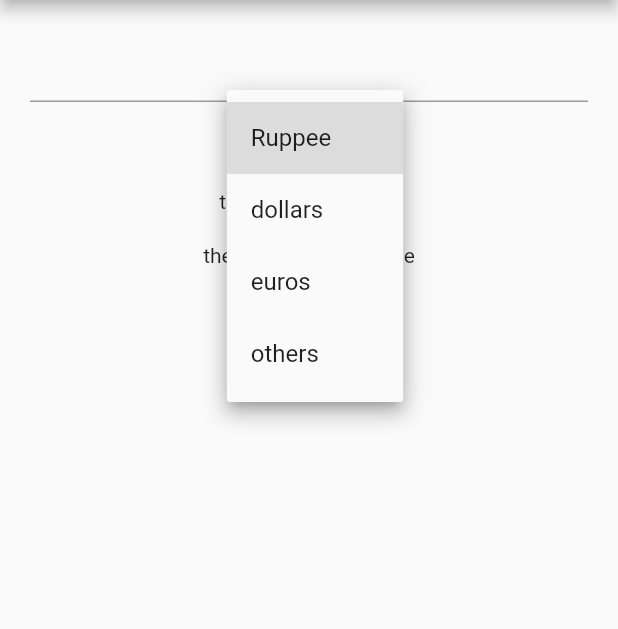
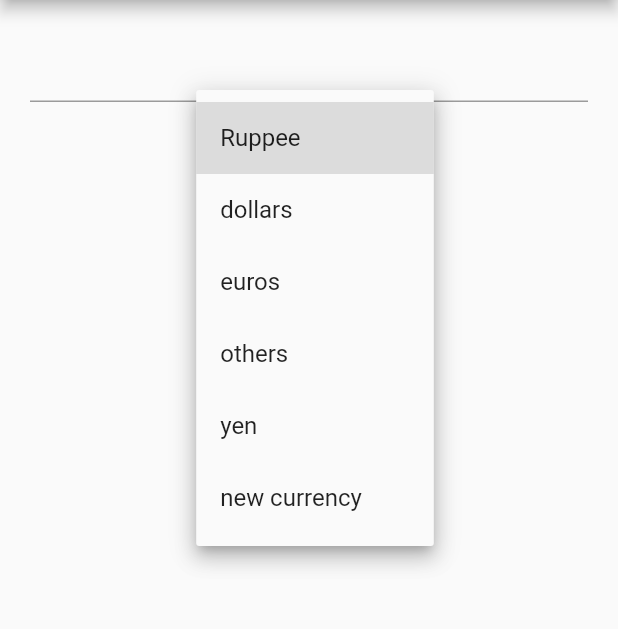
Before and after one commit to m-Arjun/calc, a Flutter app: the screen it shows after launch, after a tap on "Ruppee", on a phone screen of 412 x 824 dp, the part 84-713 px from its top. Run offline on Flutter 3.47's test engine with Material 2 defaults, Android fonts, the phone set to English and light mode, and no system bars.

Commit message:
added more currency

```diff
--- a/lib/main.dart
+++ b/lib/main.dart
@@ -14,7 +14,7 @@ class MyApp extends StatefulWidget {
 
 class _MyAppState extends State<MyApp> {
   String city="";
-  var data=['Ruppee','dollars','euros','others'];
+  var data=['Ruppee','dollars','euros','others','yen','new currency'];
   String currency = 'Ruppee';
   @override
   Widget build(BuildContext context) {
```
